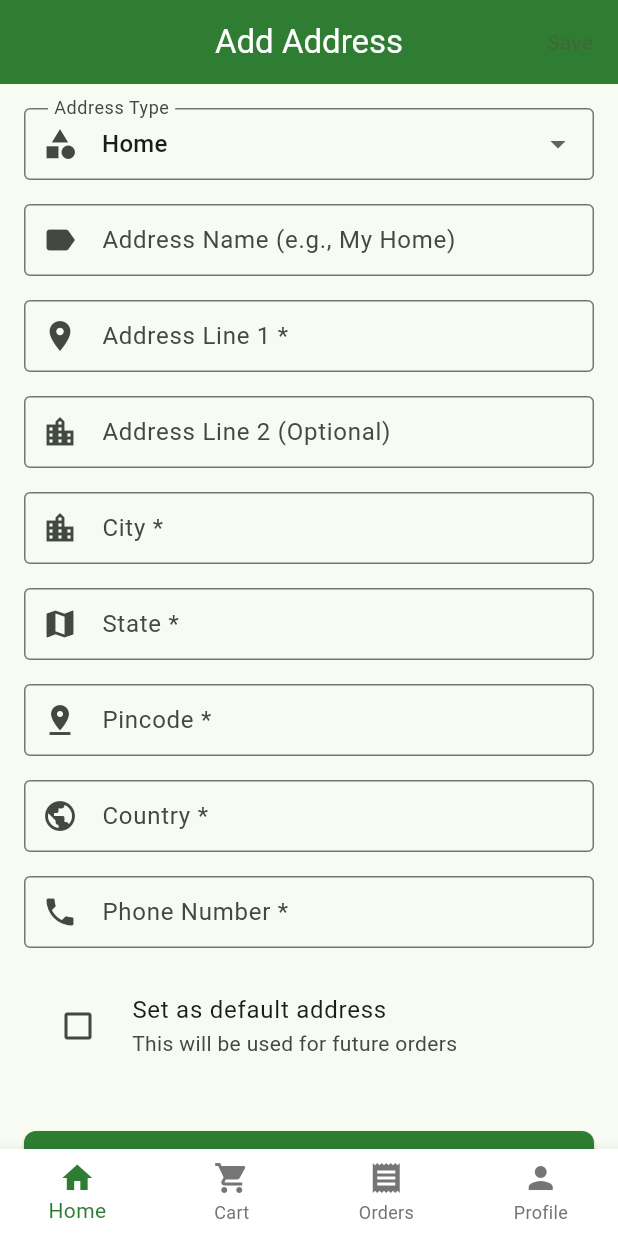
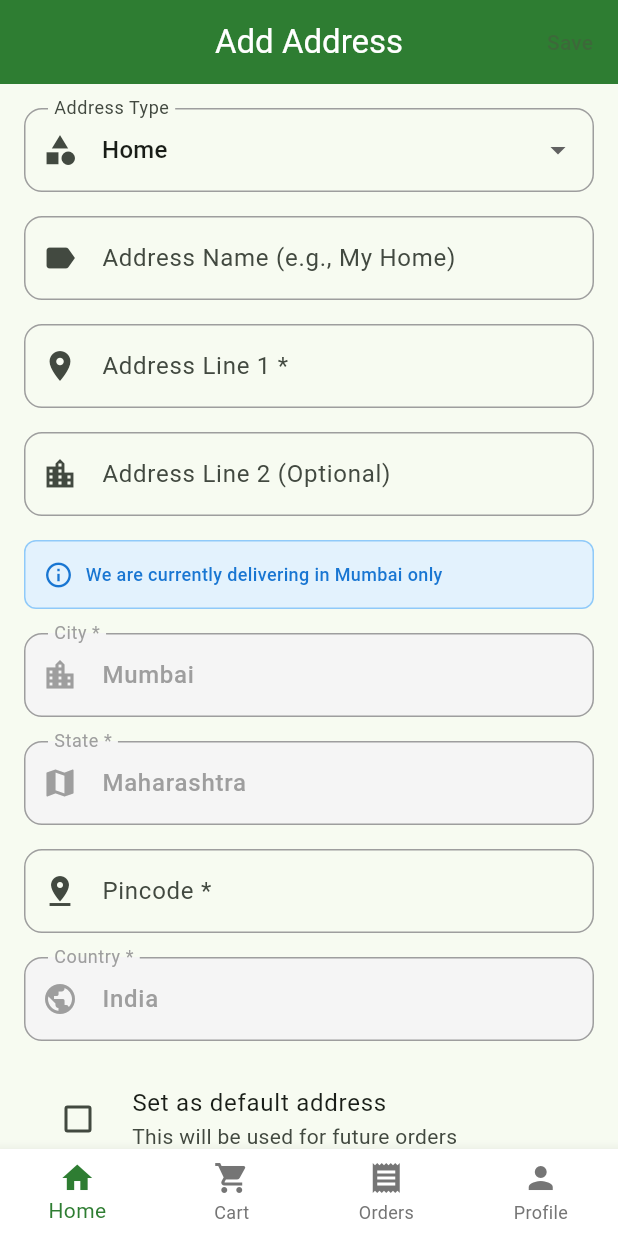
Before and after one commit to ayush-nalawade/veggies_fresh, a Flutter app: the AddEditAddressScreen screen opened by its route, on a phone screen of 412 x 824 dp. Run offline on Flutter 3.47's test engine with Material 3 defaults, Android fonts, the light colour scheme and no system bars; our stand-ins replace cached_network_image, dio, flutter_riverpod, flutter_secure_storage, go_router, pin_code_fields; missing offline and left inert: razorpay_flutter; accounts and stored records are empty.

Commit message:
[fix]:: added address field changes

```diff
--- a/veggies_pro_Frontend/lib/features/profile/screens/add_edit_address_screen.dart
+++ b/veggies_pro_Frontend/lib/features/profile/screens/add_edit_address_screen.dart
@@ -22,7 +22,6 @@ class _AddEditAddressScreenState extends ConsumerState<AddEditAddressScreen> {
   final _stateController = TextEditingController();
   final _pincodeController = TextEditingController();
   final _countryController = TextEditingController();
-  final _phoneController = TextEditingController();
 
   String _selectedType = 'home';
   bool _isDefault = false;
@@ -31,15 +30,16 @@ class _AddEditAddressScreenState extends ConsumerState<AddEditAddressScreen> {
   @override
   void initState() {
     super.initState();
+    // Set default values for City, State, and Country
+    _cityController.text = 'Mumbai';
+    _stateController.text = 'Maharashtra';
+    _countryController.text = 'India';
+
     if (widget.address != null) {
       _nameController.text = widget.address!.name;
       _line1Controller.text = widget.address!.line1;
       _line2Controller.text = widget.address!.line2 ?? '';
-      _cityController.text = widget.address!.city;
-      _stateController.text = widget.address!.state;
       _pincodeController.text = widget.address!.pincode;
-      _countryController.text = widget.address!.country;
-      _phoneController.text = widget.address!.phone;
       _selectedType = widget.address!.type;
       _isDefault = widget.address!.isDefault;
     }
@@ -54,7 +54,6 @@ class _AddEditAddressScreenState extends ConsumerState<AddEditAddressScreen> {
     _stateController.dispose();
     _pincodeController.dispose();
     _countryController.dispose();
-    _phoneController.dispose();
     super.dispose();
   }
 
@@ -74,7 +73,7 @@ class _AddEditAddressScreenState extends ConsumerState<AddEditAddressScreen> {
         state: _stateController.text.trim(),
         pincode: _pincodeController.text.trim(),
         country: _countryController.text.trim(),
-        phone: _phoneController.text.trim(),
+        phone: '1234567890', // Default phone number
         isDefault: _isDefault,
       );
 
@@ -135,10 +134,21 @@ class _AddEditAddressScreenState extends ConsumerState<AddEditAddressScreen> {
             // Address Type
             DropdownButtonFormField<String>(
               value: _selectedType,
-              decoration: const InputDecoration(
+              decoration: InputDecoration(
                 labelText: 'Address Type',
-                prefixIcon: Icon(Icons.category),
-                border: OutlineInputBorder(),
+                prefixIcon: const Icon(Icons.category),
+                border: OutlineInputBorder(
+                  borderRadius: BorderRadius.circular(12),
+                ),
+                enabledBorder: OutlineInputBorder(
+                  borderRadius: BorderRadius.circular(12),
+                  borderSide: const BorderSide(color: Colors.grey, width: 1),
+                ),
+                focusedBorder: OutlineInputBorder(
+                  borderRadius: BorderRadius.circular(12),
+                  borderSide: const BorderSide(color: Colors.blue, width: 2),
+                ),
+                contentPadding: const EdgeInsets.symmetric(horizontal: 16, vertical: 16),
               ),
               items: const [
                 DropdownMenuItem(value: 'home', child: Text('Home')),
@@ -154,10 +164,21 @@ class _AddEditAddressScreenState extends ConsumerState<AddEditAddressScreen> {
             // Address Name
             TextFormField(
               controller: _nameController,
-              decoration: const InputDecoration(
+              decoration: InputDecoration(
                 labelText: 'Address Name (e.g., My Home)',
-                prefixIcon: Icon(Icons.label),
-                border: OutlineInputBorder(),
+                prefixIcon: const Icon(Icons.label),
+                border: OutlineInputBorder(
+                  borderRadius: BorderRadius.circular(12),
+                ),
+                enabledBorder: OutlineInputBorder(
+                  borderRadius: BorderRadius.circular(12),
+                  borderSide: const BorderSide(color: Colors.grey, width: 1),
+                ),
+                focusedBorder: OutlineInputBorder(
+                  borderRadius: BorderRadius.circular(12),
+                  borderSide: const BorderSide(color: Colors.blue, width: 2),
+                ),
+                contentPadding: const EdgeInsets.symmetric(horizontal: 16, vertical: 16),
               ),
               validator: (value) {
                 if (value == null || value.trim().isEmpty) {
@@ -174,10 +195,21 @@ class _AddEditAddressScreenState extends ConsumerState<AddEditAddressScreen> {
             // Address Line 1
             TextFormField(
               controller: _line1Controller,
-              decoration: const InputDecoration(
+              decoration: InputDecoration(
                 labelText: 'Address Line 1 *',
-                prefixIcon: Icon(Icons.location_on),
-                border: OutlineInputBorder(),
+                prefixIcon: const Icon(Icons.location_on),
+                border: OutlineInputBorder(
+                  borderRadius: BorderRadius.circular(12),
+                ),
+                enabledBorder: OutlineInputBorder(
+                  borderRadius: BorderRadius.circular(12),
+                  borderSide: const BorderSide(color: Colors.grey, width: 1),
+                ),
+                focusedBorder: OutlineInputBorder(
+                  borderRadius: BorderRadius.circular(12),
+                  borderSide: const BorderSide(color: Colors.blue, width: 2),
+                ),
+                contentPadding: const EdgeInsets.symmetric(horizontal: 16, vertical: 16),
               ),
               validator: (value) {
                 if (value == null || value.trim().isEmpty) {
@@ -194,61 +226,134 @@ class _AddEditAddressScreenState extends ConsumerState<AddEditAddressScreen> {
             // Address Line 2
             TextFormField(
               controller: _line2Controller,
-              decoration: const InputDecoration(
+              decoration: InputDecoration(
                 labelText: 'Address Line 2 (Optional)',
-                prefixIcon: Icon(Icons.location_city),
-                border: OutlineInputBorder(),
+                prefixIcon: const Icon(Icons.location_city),
+                border: OutlineInputBorder(
+                  borderRadius: BorderRadius.circular(12),
+                ),
+                enabledBorder: OutlineInputBorder(
+                  borderRadius: BorderRadius.circular(12),
+                  borderSide: const BorderSide(color: Colors.grey, width: 1),
+                ),
+                focusedBorder: OutlineInputBorder(
+                  borderRadius: BorderRadius.circular(12),
+                  borderSide: const BorderSide(color: Colors.blue, width: 2),
+                ),
+                contentPadding: const EdgeInsets.symmetric(horizontal: 16, vertical: 16),
               ),
             ),
             const SizedBox(height: 16),
 
-            // City
-            TextFormField(
-              controller: _cityController,
-              decoration: const InputDecoration(
-                labelText: 'City *',
-                prefixIcon: Icon(Icons.location_city),
-                border: OutlineInputBorder(),
+            // Pre-filled Location Info
+            Container(
+              padding: const EdgeInsets.all(12),
+              decoration: BoxDecoration(
+                color: Colors.blue[50],
+                borderRadius: BorderRadius.circular(8),
+                border: Border.all(color: Colors.blue[200]!),
               ),
-              validator: (value) {
-                if (value == null || value.trim().isEmpty) {
-                  return 'City is required';
-                }
-                if (value.trim().length < 2) {
-                  return 'City must be at least 2 characters';
-                }
-                return null;
-              },
+              child: Row(
+                children: [
+                  Icon(Icons.info_outline, color: Colors.blue[700], size: 20),
+                  const SizedBox(width: 8),
+                  Expanded(
+                    child: Text(
+                      'We are currently delivering in Mumbai only',
+                      style: TextStyle(
+                        color: Colors.blue[700],
+                        fontSize: 12,
+                        fontWeight: FontWeight.w500,
+                      ),
+                    ),
+                  ),
+                ],
+              ),
             ),
             const SizedBox(height: 16),
 
-            // State
+            // City (Read-only)
+            TextFormField(
+              controller: _cityController,
+              enabled: false,
+              decoration: InputDecoration(
+                labelText: 'City *',
+                prefixIcon: const Icon(Icons.location_city, color: Colors.grey),
+                border: OutlineInputBorder(
+                  borderRadius: BorderRadius.circular(12),
+                  borderSide: const BorderSide(color: Colors.grey, width: 1),
+                ),
+                enabledBorder: OutlineInputBorder(
+                  borderRadius: BorderRadius.circular(12),
+                  borderSide: const BorderSide(color: Colors.grey, width: 1),
+                ),
+                disabledBorder: OutlineInputBorder(
+                  borderRadius: BorderRadius.circular(12),
+                  borderSide: const BorderSide(color: Colors.grey, width: 1),
+                ),
+                filled: true,
+                fillColor: Colors.grey[100],
+                contentPadding: const EdgeInsets.symmetric(horizontal: 16, vertical: 16),
+                hintStyle: const TextStyle(color: Colors.grey),
+                labelStyle: const TextStyle(color: Colors.grey),
+              ),
+              style: const TextStyle(
+                color: Colors.grey,
+                fontWeight: FontWeight.w500,
+              ),
+            ),
+            const SizedBox(height: 16),
+
+            // State (Read-only)
             TextFormField(
               controller: _stateController,
-              decoration: const InputDecoration(
+              enabled: false,
+              decoration: InputDecoration(
                 labelText: 'State *',
-                prefixIcon: Icon(Icons.map),
-                border: OutlineInputBorder(),
+                prefixIcon: const Icon(Icons.map, color: Colors.grey),
+                border: OutlineInputBorder(
+                  borderRadius: BorderRadius.circular(12),
+                  borderSide: const BorderSide(color: Colors.grey, width: 1),
+                ),
+                enabledBorder: OutlineInputBorder(
+                  borderRadius: BorderRadius.circular(12),
+                  borderSide: const BorderSide(color: Colors.grey, width: 1),
+                ),
+                disabledBorder: OutlineInputBorder(
+                  borderRadius: BorderRadius.circular(12),
+                  borderSide: const BorderSide(color: Colors.grey, width: 1),
+                ),
+                filled: true,
+                fillColor: Colors.grey[100],
+                contentPadding: const EdgeInsets.symmetric(horizontal: 16, vertical: 16),
+                hintStyle: const TextStyle(color: Colors.grey),
+                labelStyle: const TextStyle(color: Colors.grey),
               ),
-              validator: (value) {
-                if (value == null || value.trim().isEmpty) {
-                  return 'State is required';
-                }
-                if (value.trim().length < 2) {
-                  return 'State must be at least 2 characters';
-                }
-                return null;
-              },
+              style: const TextStyle(
+                color: Colors.grey,
+                fontWeight: FontWeight.w500,
+              ),
             ),
             const SizedBox(height: 16),
 
             // Pincode
             TextFormField(
               controller: _pincodeController,
-              decoration: const InputDecoration(
+              decoration: InputDecoration(
                 labelText: 'Pincode *',
-                prefixIcon: Icon(Icons.pin_drop),
-                border: OutlineInputBorder(),
+                prefixIcon: const Icon(Icons.pin_drop),
+                border: OutlineInputBorder(
+                  borderRadius: BorderRadius.circular(12),
+                ),
+                enabledBorder: OutlineInputBorder(
+                  borderRadius: BorderRadius.circular(12),
+                  borderSide: const BorderSide(color: Colors.grey, width: 1),
+                ),
+                focusedBorder: OutlineInputBorder(
+                  borderRadius: BorderRadius.circular(12),
+                  borderSide: const BorderSide(color: Colors.blue, width: 2),
+                ),
+                contentPadding: const EdgeInsets.symmetric(horizontal: 16, vertical: 16),
               ),
               keyboardType: TextInputType.number,
               validator: (value) {
@@ -263,44 +368,35 @@ class _AddEditAddressScreenState extends ConsumerState<AddEditAddressScreen> {
             ),
             const SizedBox(height: 16),
 
-            // Country
+            // Country (Read-only)
             TextFormField(
               controller: _countryController,
-              decoration: const InputDecoration(
+              enabled: false,
+              decoration: InputDecoration(
                 labelText: 'Country *',
-                prefixIcon: Icon(Icons.public),
-                border: OutlineInputBorder(),
+                prefixIcon: const Icon(Icons.public, color: Colors.grey),
+                border: OutlineInputBorder(
+                  borderRadius: BorderRadius.circular(12),
+                  borderSide: const BorderSide(color: Colors.grey, width: 1),
+                ),
+                enabledBorder: OutlineInputBorder(
+                  borderRadius: BorderRadius.circular(12),
+                  borderSide: const BorderSide(color: Colors.grey, width: 1),
+                ),
+                disabledBorder: OutlineInputBorder(
+                  borderRadius: BorderRadius.circular(12),
+                  borderSide: const BorderSide(color: Colors.grey, width: 1),
+                ),
+                filled: true,
+                fillColor: Colors.grey[100],
+                contentPadding: const EdgeInsets.symmetric(horizontal: 16, vertical: 16),
+                hintStyle: const TextStyle(color: Colors.grey),
+                labelStyle: const TextStyle(color: Colors.grey),
               ),
-              validator: (value) {
-                if (value == null || value.trim().isEmpty) {
-                  return 'Country is required';
-                }
-                if (value.trim().length < 2) {
-                  return 'Country must be at least 2 characters';
-                }
-                return null;
-              },
-            ),
-            const SizedBox(height: 16),
-
-            // Phone
-            TextFormField(
-              controller: _phoneController,
-              decoration: const InputDecoration(
-                labelText: 'Phone Number *',
-                prefixIcon: Icon(Icons.phone),
-                border: OutlineInputBorder(),
+              style: const TextStyle(
+                color: Colors.grey,
+                fontWeight: FontWeight.w500,
               ),
-              keyboardType: TextInputType.phone,
-              validator: (value) {
-                if (value == null || value.trim().isEmpty) {
-                  return 'Phone number is required';
-                }
-                if (value.trim().length < 10) {
-                  return 'Phone number must be at least 10 digits';
-                }
-                return null;
-              },
             ),
             const SizedBox(height: 16),
 
@@ -321,13 +417,31 @@ class _AddEditAddressScreenState extends ConsumerState<AddEditAddressScreen> {
               width: double.infinity,
               child: ElevatedButton(
                 onPressed: _isLoading ? null : _saveAddress,
+                style: ElevatedButton.styleFrom(
+                  backgroundColor: Colors.blue[600],
+                  foregroundColor: Colors.white,
+                  padding: const EdgeInsets.symmetric(vertical: 16),
+                  shape: RoundedRectangleBorder(
+                    borderRadius: BorderRadius.circular(12),
+                  ),
+                  elevation: 2,
+                ),
                 child: _isLoading
                     ? const SizedBox(
                         width: 20,
                         height: 20,
-                        child: CircularProgressIndicator(strokeWidth: 2),
+                        child: CircularProgressIndicator(
+                          strokeWidth: 2,
+                          valueColor: AlwaysStoppedAnimation<Color>(Colors.white),
+                        ),
                       )
-                    : Text(widget.address == null ? 'Add Address' : 'Update Address'),
+                    : Text(
+                        widget.address == null ? 'Add Address' : 'Update Address',
+                        style: const TextStyle(
+                          fontSize: 16,
+                          fontWeight: FontWeight.w600,
+                        ),
+                      ),
               ),
             ),
           ],
```
